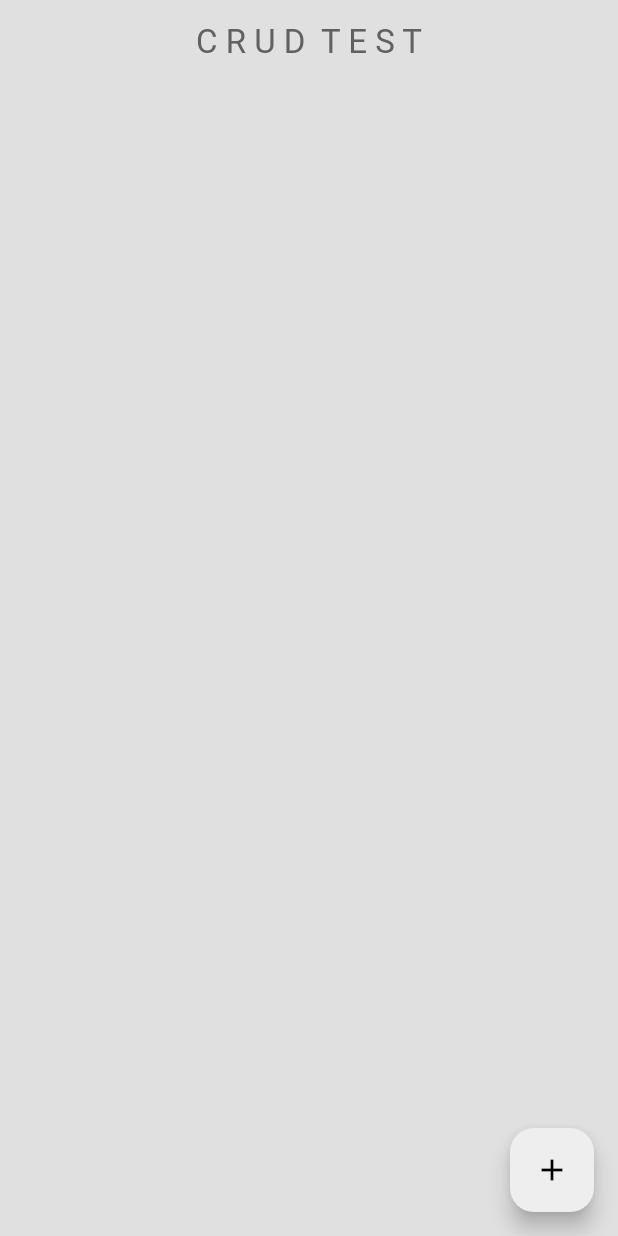
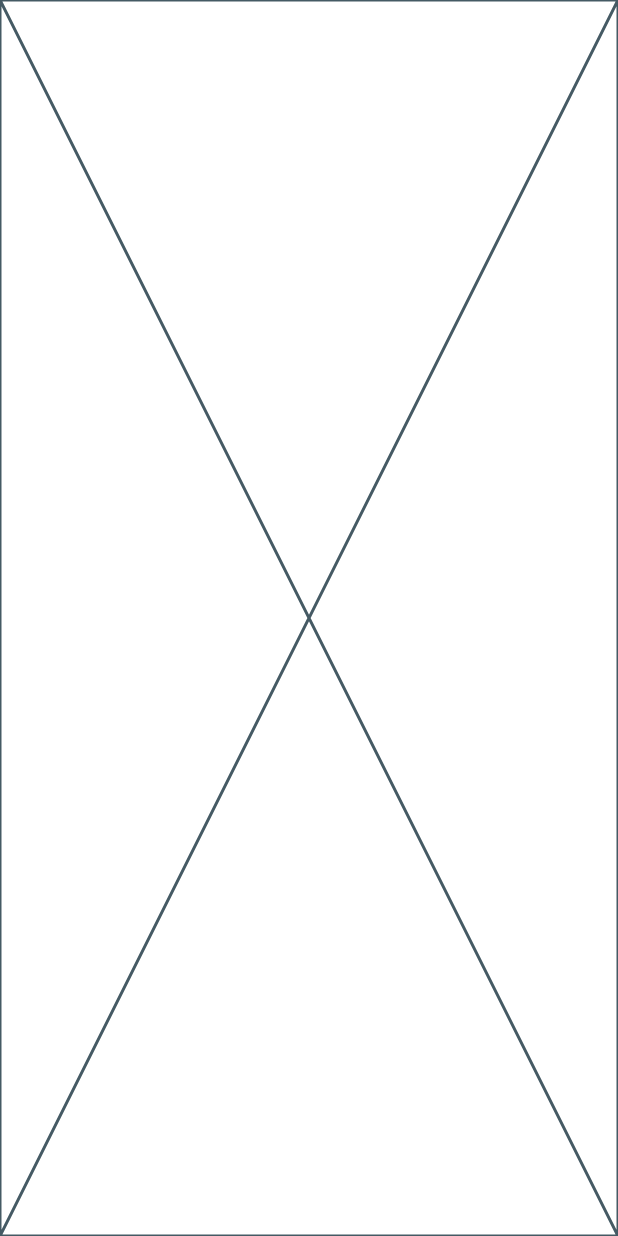
Before and after one commit to alexmortelsison/cp02, a Flutter app: the screen it shows after launch, on a phone screen of 412 x 824 dp. Run offline on Flutter 3.47's test engine with Material 3 defaults, Android fonts, the phone set to English and light mode, and no system bars; our stand-ins replace firebase_core; accounts and stored records are empty.

Commit message:
updated UI

```diff
--- a/lib/pages/home_page.dart
+++ b/lib/pages/home_page.dart
@@ -1,4 +1,5 @@
-import 'package:flutter/material.dart';
+import 'package:flutter/foundation.dart';
+import 'package:flutter/widgets.dart';
 
 class HomePage extends StatefulWidget {
   const HomePage({super.key});
@@ -10,26 +11,6 @@ class HomePage extends StatefulWidget {
 class _HomePageState extends State<HomePage> {
   @override
   Widget build(BuildContext context) {
-    return Scaffold(
-      floatingActionButton: FloatingActionButton(
-        onPressed: () {},
-        child: Icon(
-          Icons.add,
-          color: Theme.of(context).colorScheme.tertiary,
-        ),
-      ),
-      backgroundColor: Theme.of(context).colorScheme.surface,
-      appBar: AppBar(
-        backgroundColor: Colors.transparent,
-        title: Center(
-          child: Text(
-            'C R U D  T E S T',
-            style: TextStyle(
-              color: Theme.of(context).colorScheme.inversePrimary,
-            ),
-          ),
-        ),
-      ),
-    );
+    return const Placeholder();
   }
 }
```
Also changed, not shown: lib/services/firestore.dart (+0 -31 lines).
